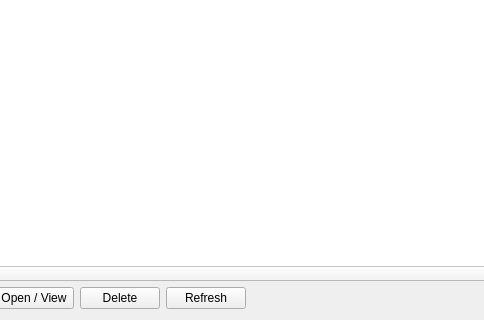
Before: the Qt Designer form app/ui/forms/vehicle_sop_inspection_page.ui in Apie-dup/MaintenanceSystem, drawn with Qt 5; both pictures show x 113 to 597 and y 155 to 475 of the 795 by 475 pixel window.
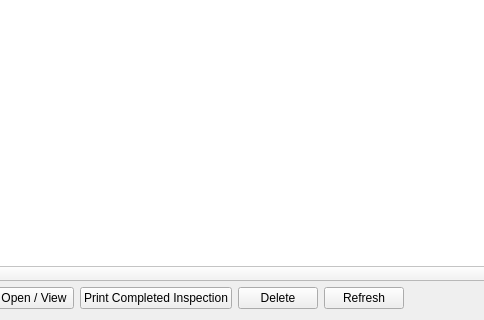
After: the same form once the commit is applied.

Commit message: Add printable SOP inspection forms and reports

```diff
--- a/app/ui/forms/vehicle_sop_inspection_page.ui
+++ b/app/ui/forms/vehicle_sop_inspection_page.ui
@@ -108,6 +108,13 @@
        </property>
       </widget>
      </item>
+     <item>
+      <widget class="QPushButton" name="btnPrint">
+       <property name="text">
+        <string>Print Completed Inspection</string>
+       </property>
+      </widget>
+     </item>
      <item>
       <widget class="QPushButton" name="btnDelete">
        <property name="text">
```
The commit also changes 6 other files.
